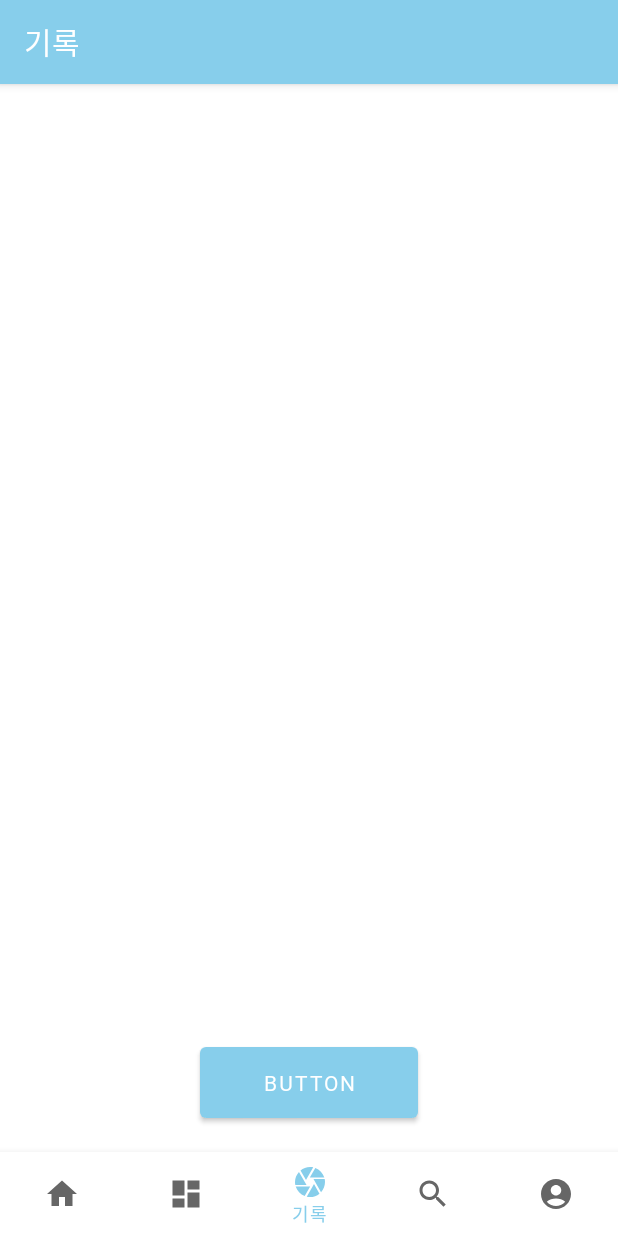
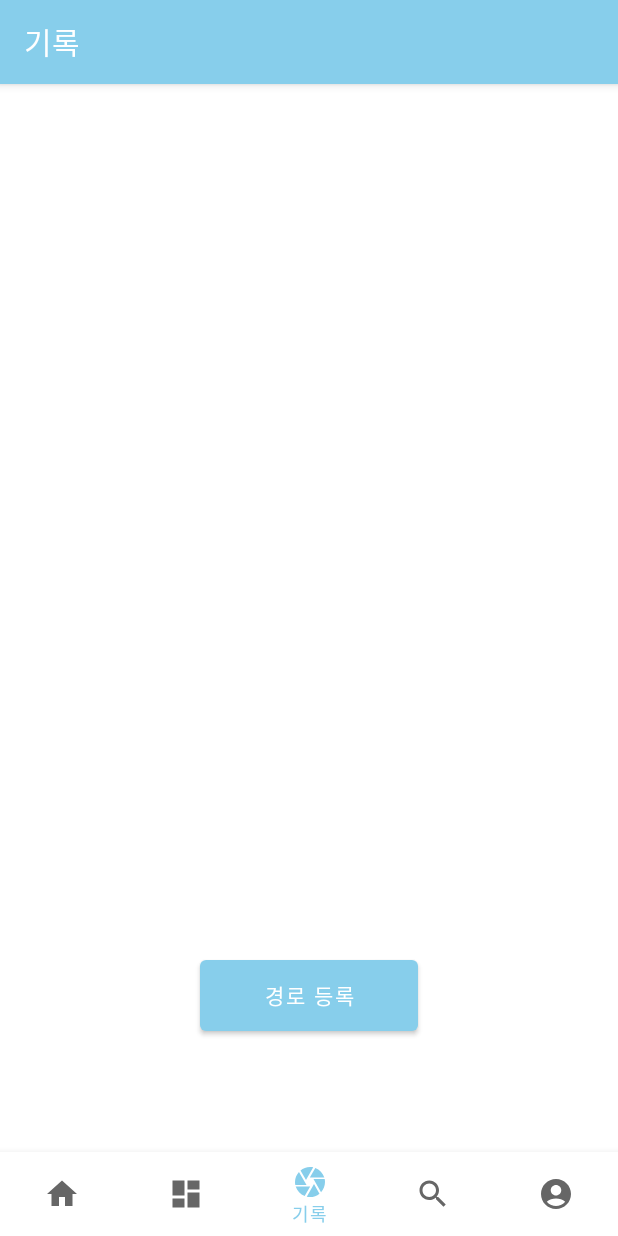
Before and after one commit to ZRTstorm/UpHillSeries, an Android app: the RecordFragment screen opened through its navigation route, on a phone screen of 412 x 824 dp. Run offline under Robolectric (Android 15) with nearby library versions, the phone set to English and light mode, and no system bars; our stand-ins replace Firebase (no records; nobody signed in at launch, a user with empty details on screens opened directly), navigation-ui; libraries missing offline, so code that uses them is left out: com.google.zxing.integration.

Commit message:
취소 기능 추가

```diff
--- /dev/null
+++ b/app/src/main/java/com/example/uphill/ui/record/QueueStatus.kt
@@ -0,0 +1,11 @@
+package com.example.uphill.ui.record
+
+import android.graphics.Bitmap
+import com.example.uphill.data.model.RouteImageData
+
+object QueueStatus {
+    var isRegistered: Boolean = false
+    var nowPosition: Int? = null
+    var routeId: Int? = null
+    var routeImage: RouteImageData? = null
+}
--- a/app/src/main/java/com/example/uphill/ui/record/RecordFragment.kt
+++ b/app/src/main/java/com/example/uphill/ui/record/RecordFragment.kt
@@ -2,6 +2,8 @@ package com.example.uphill.ui.record
 
 import android.content.Intent
 import android.os.Bundle
+import android.os.Handler
+import android.os.Looper
 import android.util.Log
 import android.view.LayoutInflater
 import android.view.View
@@ -11,17 +13,25 @@ import androidx.activity.result.ActivityResultLauncher
 import androidx.activity.result.contract.ActivityResultContracts
 import androidx.fragment.app.Fragment
 import androidx.lifecycle.ViewModelProvider
+import com.example.httptest2.HttpClient
 import com.example.uphill.data.AppStatus
 import com.example.uphill.data.UserInfo
 import com.example.uphill.databinding.FragmentRecordBinding
 import com.google.zxing.integration.android.IntentIntegrator
 import com.google.zxing.integration.android.IntentResult
+import kotlinx.coroutines.CoroutineScope
+import kotlinx.coroutines.Dispatchers
+import kotlinx.coroutines.Job
+import kotlinx.coroutines.launch
 import org.json.JSONObject
 
 class RecordFragment : Fragment() {
 
     private var _binding: FragmentRecordBinding? = null
     private val binding get() = _binding!!
+
+    private var httpJob: Job = Job()
+    private val scope = CoroutineScope(Dispatchers.IO + httpJob)
 
     private lateinit var qrScannerLauncher: ActivityResultLauncher<Intent>
 
@@ -76,8 +86,58 @@ class RecordFragment : Fragment() {
 
         _binding = FragmentRecordBinding.inflate(inflater, container, false)
         val root: View = binding.root
+        Log.d("RecordFragment", "onCreateView called")
 
         // QR 코드 스캔 시작 버튼
+        if (QueueStatus.isRegistered) {
+            if(QueueStatus.routeImage != null){
+                binding.imageView7.setImageBitmap(QueueStatus.routeImage!!.toBitmap())
+                binding.imageView7.visibility = View.VISIBLE
+            } else{
+                updateImage()
+            }
+
+            updateNowPosition()
+            binding.countText.visibility = View.VISIBLE
+            binding.countNoText.visibility = View.VISIBLE
+            binding.countNoText.text = QueueStatus.nowPosition.toString()
+            binding.countNoText.setOnClickListener {
+                updateNowPosition()
+            }
+            binding.routeNumText.visibility = View.VISIBLE
+            binding.routeNumText.text = QueueStatus.routeId.toString()
+
+            binding.button8.text = "취소"
+            binding.button8.setOnClickListener {
+                scope.launch {
+                    val httpClient = HttpClient()
+                    httpClient.deleteEntry()
+                    val handler = Handler(Looper.getMainLooper())
+                    handler.post{
+                        Toast.makeText(requireContext(), "경로 등록이 취소되었습니다.", Toast.LENGTH_SHORT).show()
+                    }
+                }
+
+                init()
+            }
+        } else{
+            Log.d("RecordFragment", "not registered")
+            init()
+        }
+
+
+        return root
+    }
+    private fun init(){
+        QueueStatus.isRegistered = false
+        QueueStatus.routeId = null
+        QueueStatus.nowPosition = null
+        QueueStatus.routeImage = null
+        binding.imageView7.visibility = View.GONE
+        binding.countNoText.visibility = View.GONE
+        binding.countText.visibility = View.GONE
+        binding.routeNumText.visibility = View.GONE
+        binding.button8.text = "경로 등록"
         binding.button8.setOnClickListener {
 
 
@@ -87,9 +147,29 @@ class RecordFragment : Fragment() {
             integrator.captureActivity = CustomCaptureActivity::class.java // 세로 고정된 CustomCaptureActivity 사용
             qrScannerLauncher.launch(integrator.createScanIntent())
         }
+    }
+    private fun updateNowPosition(){
+        scope.launch {
+            val httpClient = HttpClient()
+            QueueStatus.nowPosition = httpClient.getEntryPosition()?.count
+            val handler = Handler(Looper.getMainLooper())
+            handler.post {
+                binding.countNoText.text = QueueStatus.nowPosition.toString()
+            }
+        }
+    }
+    private fun updateImage(){
+        scope.launch {
+            val httpClient = HttpClient()
+            QueueStatus.routeImage = httpClient.getRouteImageData(QueueStatus.routeId!!)
+            val handler = Handler(Looper.getMainLooper())
+            if (QueueStatus.routeImage!=null){
+                handler.post {
+                    binding.imageView7.setImageBitmap(QueueStatus.routeImage!!.toBitmap())
+                }
+            }
+        }
 
-
-        return root
     }
 
     override fun onDestroyView() {
--- a/app/src/main/res/layout/fragment_record.xml
+++ b/app/src/main/res/layout/fragment_record.xml
@@ -11,9 +11,47 @@
         android:id="@+id/button8"
         android:layout_width="145sp"
         android:layout_height="59sp"
-        android:layout_marginTop="580dp"
         android:text="Button"
+        app:layout_constraintTop_toTopOf="parent"
+        app:layout_constraintBottom_toBottomOf="parent"
+        app:layout_constraintStart_toStartOf="parent"
         app:layout_constraintEnd_toEndOf="parent"
+        app:layout_constraintVertical_bias="0.8"/>
+
+
+    <TextView
+        android:id="@+id/countText"
+        android:layout_width="wrap_content"
+        android:layout_height="wrap_content"
+        android:visibility="gone"
+        android:text="대기인원"
+        app:layout_constraintBottom_toTopOf="@+id/countNoText"
         app:layout_constraintStart_toStartOf="parent"
-        app:layout_constraintTop_toTopOf="parent" />
+        app:layout_constraintEnd_toEndOf="parent"/>
+    <TextView
+        android:id="@+id/countNoText"
+        android:layout_width="wrap_content"
+        android:layout_height="wrap_content"
+        android:visibility="gone"
+        app:layout_constraintBottom_toTopOf="@+id/imageView7"
+        app:layout_constraintStart_toStartOf="parent"
+        app:layout_constraintEnd_toEndOf="parent"/>
+    <ImageView
+        android:id="@+id/imageView7"
+        android:layout_width="wrap_content"
+        android:layout_height="wrap_content"
+        android:visibility="invisible"
+        app:layout_constraintTop_toTopOf="parent"
+        app:layout_constraintBottom_toBottomOf="parent"
+        app:layout_constraintStart_toStartOf="parent"
+        app:layout_constraintEnd_toEndOf="parent"
+        app:layout_constraintVertical_bias="0.4"/>
+    <TextView
+        android:id="@+id/routeNumText"
+        android:layout_width="wrap_content"
+        android:layout_height="wrap_content"
+        android:visibility="gone"
+        app:layout_constraintTop_toBottomOf="@+id/imageView7"
+        app:layout_constraintStart_toStartOf="parent"
+        app:layout_constraintEnd_toEndOf="parent"/>
 </androidx.constraintlayout.widget.ConstraintLayout>
```
Also changed, not shown: app/src/main/java/com/example/uphill/data/model/EntryPosition.kt (added, +9 -0 lines), app/src/main/java/com/example/uphill/http/UphillNotification.kt (added, +66 -0 lines), app/src/main/java/com/example/uphill/http/WebSocketService.kt (+7 -6 lines), app/src/main/java/com/example/uphill/http/httpClient.kt (+16 -0 lines), app/src/main/java/com/example/uphill/ui/information/InformationFragment.kt (+10 -0 lines), app/src/main/java/com/example/uphill/ui/record/QueueActivity.kt (+9 -0 lines).
